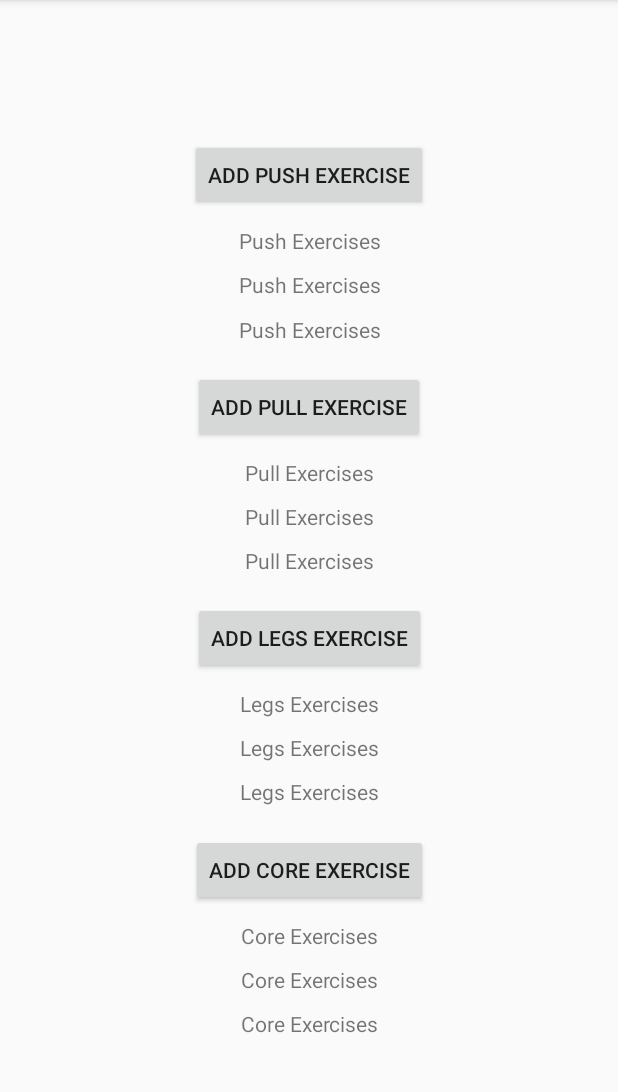
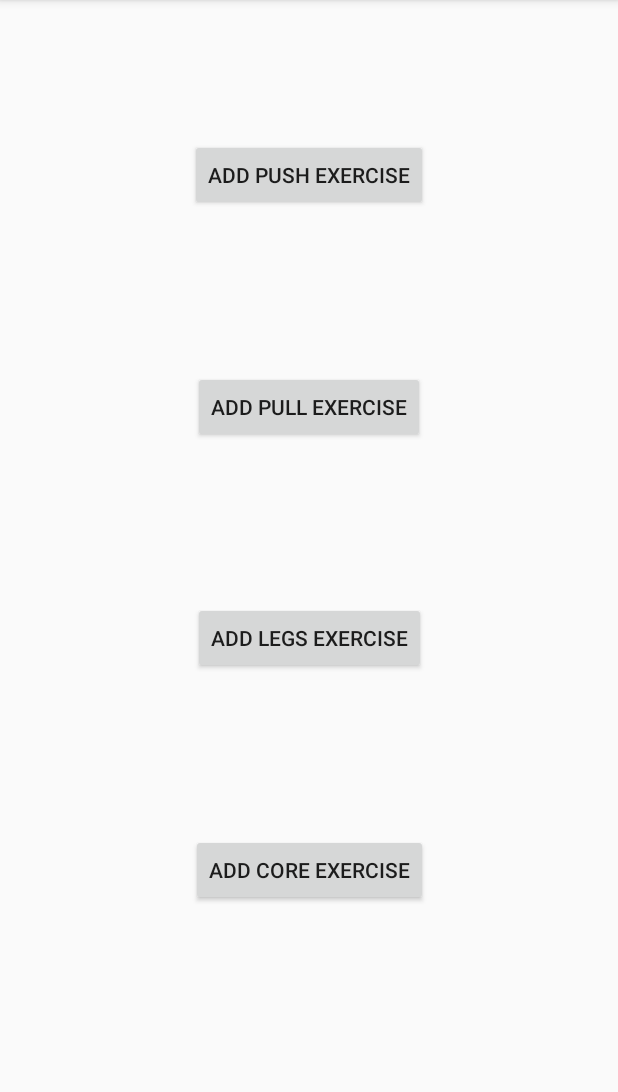
Before and after one commit to tecktim/CaliFit, an Android app: the WorkoutActivity screen opened directly, with no data from a screen before it, on a phone screen of 412 x 824 dp, the part 84-1176 px from its top. Run offline under Robolectric (Android 15) with nearby library versions, the phone set to English and light mode, and no system bars.

Commit message:
ExerciseActivity kann nun korrekt exercises nach WorkoutActivity passen

```diff
--- a/app/src/main/res/layout/activity_workout.xml
+++ b/app/src/main/res/layout/activity_workout.xml
@@ -45,13 +45,13 @@
         android:layout_marginEnd="126dp"
         android:layout_marginBottom="4dp"
         android:text="@string/add_pull_exercise"
-        app:layout_constraintBottom_toTopOf="@+id/pull_exercise_text1"
+        app:layout_constraintBottom_toTopOf="@+id/pull_exercise_text4"
         app:layout_constraintEnd_toEndOf="parent"
         app:layout_constraintStart_toStartOf="parent"
         app:layout_constraintTop_toBottomOf="@+id/push_exercise_text3" />
 
     <TextView
-        android:id="@+id/pull_exercise_text1"
+        android:id="@+id/pull_exercise_text4"
         android:layout_width="wrap_content"
         android:layout_height="wrap_content"
         android:layout_marginStart="116dp"
@@ -60,14 +60,15 @@
         android:layout_marginBottom="4dp"
         android:text="@string/pull_exercise"
         android:textAlignment="center"
-        app:layout_constraintBottom_toTopOf="@+id/pull_exercise_text2"
+        android:visibility="invisible"
+        app:layout_constraintBottom_toTopOf="@+id/pull_exercise_text5"
         app:layout_constraintEnd_toEndOf="parent"
         app:layout_constraintStart_toStartOf="parent"
         app:layout_constraintTop_toBottomOf="@+id/pull_button"
         tools:visibility="invisible" />
 
     <TextView
-        android:id="@+id/pull_exercise_text2"
+        android:id="@+id/pull_exercise_text5"
         android:layout_width="wrap_content"
         android:layout_height="wrap_content"
         android:layout_marginStart="116dp"
@@ -76,14 +77,15 @@
         android:layout_marginBottom="4dp"
         android:text="@string/pull_exercise"
         android:textAlignment="center"
-        app:layout_constraintBottom_toTopOf="@+id/pull_exercise_text3"
+        android:visibility="invisible"
+        app:layout_constraintBottom_toTopOf="@+id/pull_exercise_text6"
         app:layout_constraintEnd_toEndOf="parent"
         app:layout_constraintStart_toStartOf="parent"
-        app:layout_constraintTop_toBottomOf="@+id/pull_exercise_text1"
+        app:layout_constraintTop_toBottomOf="@+id/pull_exercise_text4"
         tools:visibility="invisible" />
 
     <TextView
-        android:id="@+id/pull_exercise_text3"
+        android:id="@+id/pull_exercise_text6"
         android:layout_width="wrap_content"
         android:layout_height="wrap_content"
         android:layout_marginStart="116dp"
@@ -92,10 +94,11 @@
         android:layout_marginBottom="8dp"
         android:text="@string/pull_exercise"
         android:textAlignment="center"
+        android:visibility="invisible"
         app:layout_constraintBottom_toTopOf="@+id/legs_button"
         app:layout_constraintEnd_toEndOf="parent"
         app:layout_constraintStart_toStartOf="parent"
-        app:layout_constraintTop_toBottomOf="@+id/pull_exercise_text2"
+        app:layout_constraintTop_toBottomOf="@+id/pull_exercise_text5"
         tools:visibility="invisible" />
 
     <Button
@@ -107,13 +110,13 @@
         android:layout_marginEnd="126dp"
         android:layout_marginBottom="4dp"
         android:text="@string/add_legs_exercise"
-        app:layout_constraintBottom_toTopOf="@+id/legs_exercise_text1"
+        app:layout_constraintBottom_toTopOf="@+id/legs_exercise_text10"
         app:layout_constraintEnd_toEndOf="parent"
         app:layout_constraintStart_toStartOf="parent"
-        app:layout_constraintTop_toBottomOf="@+id/pull_exercise_text3" />
+        app:layout_constraintTop_toBottomOf="@+id/pull_exercise_text6" />
 
     <TextView
-        android:id="@+id/core_exercise_text3"
+        android:id="@+id/core_exercise_text9"
         android:layout_width="wrap_content"
         android:layout_height="wrap_content"
         android:layout_marginStart="116dp"
@@ -122,14 +125,15 @@
         android:layout_marginBottom="4dp"
         android:text="@string/core_exercise"
         android:textAlignment="center"
-        app:layout_constraintBottom_toTopOf="@+id/core_exercise_text2"
+        android:visibility="invisible"
+        app:layout_constraintBottom_toTopOf="@+id/core_exercise_text8"
         app:layout_constraintEnd_toEndOf="parent"
         app:layout_constraintStart_toStartOf="parent"
-        app:layout_constraintTop_toBottomOf="@+id/core_exercise_text1"
+        app:layout_constraintTop_toBottomOf="@+id/core_exercise_text7"
         tools:visibility="invisible" />
 
     <TextView
-        android:id="@+id/core_exercise_text1"
+        android:id="@+id/core_exercise_text7"
         android:layout_width="wrap_content"
         android:layout_height="wrap_content"
         android:layout_marginStart="116dp"
@@ -138,14 +142,15 @@
         android:layout_marginBottom="4dp"
         android:text="@string/core_exercise"
         android:textAlignment="center"
-        app:layout_constraintBottom_toTopOf="@+id/core_exercise_text3"
+        android:visibility="invisible"
+        app:layout_constraintBottom_toTopOf="@+id/core_exercise_text9"
         app:layout_constraintEnd_toEndOf="parent"
         app:layout_constraintStart_toStartOf="parent"
         app:layout_constraintTop_toBottomOf="@+id/core_button"
         tools:visibility="invisible" />
 
     <TextView
-        android:id="@+id/legs_exercise_text1"
+        android:id="@+id/legs_exercise_text10"
         android:layout_width="wrap_content"
         android:layout_height="wrap_content"
         android:layout_marginStart="116dp"
@@ -154,11 +159,12 @@
         android:layout_marginBottom="4dp"
         android:text="@string/legs_exercise"
         android:textAlignment="center"
-        app:layout_constraintBottom_toTopOf="@+id/legs_exercise_text2"
+        app:layout_constraintBottom_toTopOf="@+id/legs_exercise_text11"
         app:layout_constraintEnd_toEndOf="parent"
         app:layout_constraintStart_toStartOf="parent"
         app:layout_constraintTop_toBottomOf="@+id/legs_button"
-        tools:visibility="invisible" />
+        tools:visibility="invisible"
+        android:visibility="invisible" />
 
     <Button
         android:id="@+id/core_button"
@@ -169,13 +175,13 @@
         android:layout_marginEnd="126dp"
         android:layout_marginBottom="4dp"
         android:text="@string/add_core_exercise"
-        app:layout_constraintBottom_toTopOf="@+id/core_exercise_text1"
+        app:layout_constraintBottom_toTopOf="@+id/core_exercise_text7"
         app:layout_constraintEnd_toEndOf="parent"
         app:layout_constraintStart_toStartOf="parent"
-        app:layout_constraintTop_toBottomOf="@+id/legs_exercise_text3" />
+        app:layout_constraintTop_toBottomOf="@+id/legs_exercise_text12" />
 
     <TextView
-        android:id="@+id/legs_exercise_text3"
+        android:id="@+id/legs_exercise_text12"
         android:layout_width="wrap_content"
         android:layout_height="wrap_content"
         android:layout_marginStart="116dp"
@@ -184,14 +190,15 @@
         android:layout_marginBottom="8dp"
         android:text="@string/legs_exercise"
         android:textAlignment="center"
+        android:visibility="invisible"
         app:layout_constraintBottom_toTopOf="@+id/core_button"
         app:layout_constraintEnd_toEndOf="parent"
         app:layout_constraintStart_toStartOf="parent"
-        app:layout_constraintTop_toBottomOf="@+id/legs_exercise_text2"
+        app:layout_constraintTop_toBottomOf="@+id/legs_exercise_text11"
         tools:visibility="invisible" />
 
     <TextView
-        android:id="@+id/core_exercise_text2"
+        android:id="@+id/core_exercise_text8"
         android:layout_width="wrap_content"
         android:layout_height="wrap_content"
         android:layout_marginStart="116dp"
@@ -200,14 +207,15 @@
         android:layout_marginBottom="74dp"
         android:text="@string/core_exercise"
         android:textAlignment="center"
+        android:visibility="invisible"
         app:layout_constraintBottom_toBottomOf="parent"
         app:layout_constraintEnd_toEndOf="parent"
         app:layout_constraintStart_toStartOf="parent"
-        app:layout_constraintTop_toBottomOf="@+id/core_exercise_text3"
+        app:layout_constraintTop_toBottomOf="@+id/core_exercise_text9"
         tools:visibility="invisible" />
 
     <TextView
-        android:id="@+id/legs_exercise_text2"
+        android:id="@+id/legs_exercise_text11"
         android:layout_width="wrap_content"
         android:layout_height="wrap_content"
         android:layout_marginStart="116dp"
@@ -216,10 +224,11 @@
         android:layout_marginBottom="4dp"
         android:text="@string/legs_exercise"
         android:textAlignment="center"
-        app:layout_constraintBottom_toTopOf="@+id/legs_exercise_text3"
+        android:visibility="invisible"
+        app:layout_constraintBottom_toTopOf="@+id/legs_exercise_text12"
         app:layout_constraintEnd_toEndOf="parent"
         app:layout_constraintStart_toStartOf="parent"
-        app:layout_constraintTop_toBottomOf="@+id/legs_exercise_text1"
+        app:layout_constraintTop_toBottomOf="@+id/legs_exercise_text10"
         tools:visibility="invisible" />
 
     <TextView
@@ -232,6 +241,7 @@
         android:layout_marginBottom="4dp"
         android:text="@string/push_exercise"
         android:textAlignment="center"
+        android:visibility="invisible"
         app:layout_constraintBottom_toTopOf="@+id/push_exercise_text2"
         app:layout_constraintEnd_toEndOf="parent"
         app:layout_constraintStart_toStartOf="parent"
@@ -248,6 +258,7 @@
         android:layout_marginBottom="4dp"
         android:text="@string/push_exercise"
         android:textAlignment="center"
+        android:visibility="invisible"
         app:layout_constraintBottom_toTopOf="@+id/push_exercise_text3"
         app:layout_constraintEnd_toEndOf="parent"
         app:layout_constraintStart_toStartOf="parent"
@@ -264,6 +275,7 @@
         android:layout_marginBottom="8dp"
         android:text="@string/push_exercise"
         android:textAlignment="center"
+        android:visibility="invisible"
         app:layout_constraintBottom_toTopOf="@+id/pull_button"
         app:layout_constraintEnd_toEndOf="parent"
         app:layout_constraintStart_toStartOf="parent"
```
Also changed, not shown: app/src/main/java/com/example/CaliFit/ExerciseActivity.java (+98 -32 lines), app/src/main/java/com/example/CaliFit/WorkoutActivity.java (+40 -27 lines), app/src/main/res/layout/activity_exercise.xml (+4 -4 lines).
